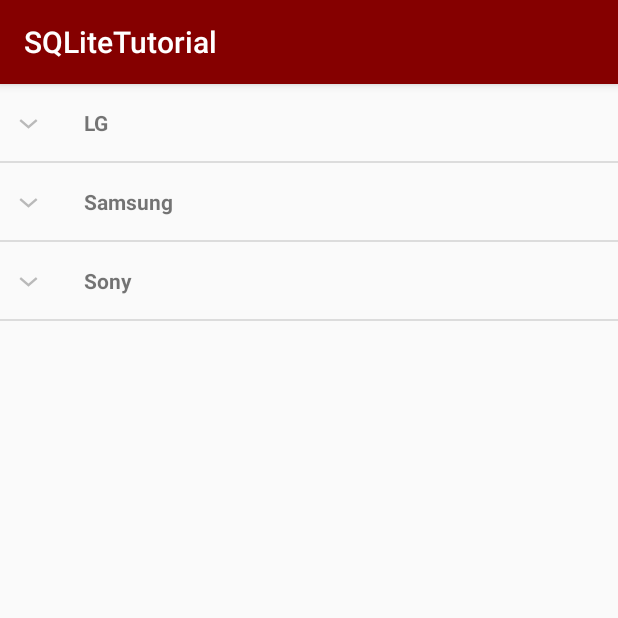
After one commit to daidv2/android-sqlite-example1, an Android app: the ExpandableListViewActivity screen opened directly, with no data from a screen before it, on a phone screen of 412 x 824 dp, the top half of it. The commit adds this screen. Run offline under Robolectric (Android 15) with nearby library versions, the phone set to English and light mode, and no system bars.

Commit message:
project: ExpandableListView

```diff
--- a/app/build.gradle
+++ b/app/build.gradle
@@ -26,4 +26,5 @@ dependencies {
     androidTestImplementation 'com.android.support.test:runner:1.0.2'
     androidTestImplementation 'com.android.support.test.espresso:espresso-core:3.0.2'
     implementation 'com.android.support:design:28.0.0'
+    compile 'com.google.code.gson:gson:2.4'
 }
--- a/app/src/main/java/net/xuanthulab/sqlitetutorial/ActionBar.java
+++ b/app/src/main/java/net/xuanthulab/sqlitetutorial/activities/ActionBar.java
@@ -1,4 +1,4 @@
-package net.xuanthulab.sqlitetutorial;
+package net.xuanthulab.sqlitetutorial.activities;
 
 import android.content.res.Configuration;
 import android.os.Bundle;
@@ -8,6 +8,8 @@ import android.support.v7.app.AppCompatActivity;
 import android.view.Menu;
 import android.view.MenuItem;
 import android.widget.Toast;
+
+import net.xuanthulab.sqlitetutorial.R;
 
 public class ActionBar extends AppCompatActivity {
     private DrawerLayout drawerLayout;
--- a/app/src/main/java/net/xuanthulab/sqlitetutorial/EditProduct.java
+++ b/app/src/main/java/net/xuanthulab/sqlitetutorial/activities/EditProduct.java
@@ -1,4 +1,4 @@
-package net.xuanthulab.sqlitetutorial;
+package net.xuanthulab.sqlitetutorial.activities;
 
 import android.content.Context;
 import android.content.Intent;
@@ -9,6 +9,8 @@ import android.support.v7.app.AppCompatActivity;
 import android.view.View;
 import android.widget.Button;
 import android.widget.EditText;
+
+import net.xuanthulab.sqlitetutorial.R;
 
 public class EditProduct extends AppCompatActivity {
     boolean isupdate;
--- /dev/null
+++ b/app/src/main/java/net/xuanthulab/sqlitetutorial/activities/ExpandableListViewActivity.java
@@ -0,0 +1,61 @@
+package net.xuanthulab.sqlitetutorial.activities;
+
+import android.os.AsyncTask;
+import android.support.v7.app.AppCompatActivity;
+import android.os.Bundle;
+import android.widget.ExpandableListView;
+
+import com.google.gson.Gson;
+
+import net.xuanthulab.sqlitetutorial.R;
+import net.xuanthulab.sqlitetutorial.adapters.PhoneListAdapter;
+import net.xuanthulab.sqlitetutorial.models.MainContentModel;
+
+import java.io.BufferedReader;
+import java.io.IOException;
+import java.io.InputStream;
+import java.io.InputStreamReader;
+
+public class ExpandableListViewActivity extends AppCompatActivity {
+    private ExpandableListView lvPhones;
+
+    @Override
+    protected void onCreate(Bundle savedInstanceState) {
+        super.onCreate(savedInstanceState);
+        setContentView(R.layout.activity_expandable_list_view);
+
+        lvPhones = (ExpandableListView) findViewById(R.id.phone_list);
+
+        new LoadContentAsync().execute();
+    }
+
+    class LoadContentAsync extends AsyncTask<Void, Void, MainContentModel> {
+
+        @Override
+        protected MainContentModel doInBackground(Void... voids) {
+            Gson gson = new Gson();
+            MainContentModel mainContentModel = null;
+
+            try {
+                InputStream is = getAssets().open("phones.json");
+                BufferedReader reader = new BufferedReader(new InputStreamReader(is));
+
+                synchronized (this) {
+                    mainContentModel = gson.fromJson(reader, MainContentModel.class);
+                }
+            } catch (IOException e) {
+                e.printStackTrace();
+            }
+
+            return mainContentModel;
+        }
+
+        @Override
+        protected void onPostExecute(MainContentModel mainContentModel) {
+            super.onPostExecute(mainContentModel);
+
+            PhoneListAdapter phoneListAdapter = new PhoneListAdapter(ExpandableListViewActivity.this, mainContentModel.getCompanies());
+            lvPhones.setAdapter(phoneListAdapter);
+        }
+    }
+}
--- a/app/src/main/java/net/xuanthulab/sqlitetutorial/MainActivity.java
+++ b/app/src/main/java/net/xuanthulab/sqlitetutorial/activities/MainActivity.java
@@ -1,4 +1,4 @@
-package net.xuanthulab.sqlitetutorial;
+package net.xuanthulab.sqlitetutorial.activities;
 
 import android.content.Context;
 import android.content.Intent;
@@ -6,7 +6,6 @@ import android.database.Cursor;
 import android.database.sqlite.SQLiteDatabase;
 import android.os.Bundle;
 import android.support.v7.app.AppCompatActivity;
-import android.util.Log;
 import android.view.View;
 import android.view.ViewGroup;
 import android.widget.AdapterView;
@@ -14,6 +13,8 @@ import android.widget.BaseAdapter;
 import android.widget.ListView;
 import android.widget.TextView;
 import android.widget.Toast;
+
+import net.xuanthulab.sqlitetutorial.R;
 
 import java.util.ArrayList;
 
--- a/app/src/main/java/net/xuanthulab/sqlitetutorial/SplashScreenActivity.java
+++ b/app/src/main/java/net/xuanthulab/sqlitetutorial/activities/SplashScreenActivity.java
@@ -1,4 +1,4 @@
-package net.xuanthulab.sqlitetutorial;
+package net.xuanthulab.sqlitetutorial.activities;
 
 import android.content.Intent;
 import android.support.v7.app.AppCompatActivity;
@@ -10,7 +10,7 @@ public class SplashScreenActivity extends AppCompatActivity {
     protected void onCreate(Bundle savedInstanceState) {
         super.onCreate(savedInstanceState);
 
-        Intent intent = new Intent(this, ActionBar.class);
+        Intent intent = new Intent(this, ExpandableListViewActivity.class);
         startActivity(intent);
         finish();
     }
--- /dev/null
+++ b/app/src/main/java/net/xuanthulab/sqlitetutorial/adapters/PhoneListAdapter.java
@@ -0,0 +1,95 @@
+package net.xuanthulab.sqlitetutorial.adapters;
+
+import android.content.Context;
+import android.view.LayoutInflater;
+import android.view.View;
+import android.view.ViewGroup;
+import android.widget.BaseExpandableListAdapter;
+import android.widget.TextView;
+
+import net.xuanthulab.sqlitetutorial.R;
+import net.xuanthulab.sqlitetutorial.models.CompanyModel;
+import net.xuanthulab.sqlitetutorial.models.DeviceModel;
+
+import java.util.List;
+
+public class PhoneListAdapter extends BaseExpandableListAdapter {
+
+    private Context context;
+    private List<CompanyModel> companyModels;
+
+    public PhoneListAdapter(Context context, List<CompanyModel> companyModels) {
+        this.context = context;
+        this.companyModels = companyModels;
+    }
+
+    @Override
+    public int getGroupCount() {
+        return companyModels.size();
+    }
+
+    @Override
+    public int getChildrenCount(int groupPosition) {
+        return companyModels.get(groupPosition).getDevices().size();
+    }
+
+    @Override
+    public Object getGroup(int groupPosition) {
+        return companyModels.get(groupPosition);
+    }
+
+    @Override
+    public Object getChild(int groupPosition, int childPosition) {
+        return companyModels.get(groupPosition).getDevices().get(childPosition);
+    }
+
+    @Override
+    public long getGroupId(int groupPosition) {
+        return groupPosition;
+    }
+
+    @Override
+    public long getChildId(int groupPosition, int childPosition) {
+        return childPosition;
+    }
+
+    @Override
+    public boolean hasStableIds() {
+        return false;
+    }
+
+    @Override
+    public View getGroupView(int groupPosition, boolean b, View convertView, ViewGroup viewGroup) {
+        String companyName = ((CompanyModel) getGroup(groupPosition)).getName();
+
+        if (convertView == null) {
+            LayoutInflater infalInflater = (LayoutInflater) context.getSystemService(Context.LAYOUT_INFLATER_SERVICE);
+            convertView = infalInflater.inflate(R.layout.item_company_list, null);
+        }
+
+        TextView tvName = (TextView) convertView.findViewById(R.id.company_name);
+        tvName.setText(companyName);
+
+        return convertView;
+    }
+
+    @Override
+    public View getChildView(int groupPosition, int childPosition, boolean b, View convertView, ViewGroup viewGroup) {
+        final String deviceName = ((DeviceModel) getChild(groupPosition, childPosition)).getName();
+
+        if (convertView == null) {
+            LayoutInflater infalInflater = (LayoutInflater) context.getSystemService(Context.LAYOUT_INFLATER_SERVICE);
+            convertView = infalInflater.inflate(R.layout.item_device_list, null);
+        }
+
+        TextView tvName = (TextView) convertView.findViewById(R.id.device_name);
+        tvName.setText(deviceName);
+
+        return convertView;
+    }
+
+    @Override
+    public boolean isChildSelectable(int groupPosition, int childPosition) {
+        return false;
+    }
+}
--- /dev/null
+++ b/app/src/main/java/net/xuanthulab/sqlitetutorial/models/CompanyModel.java
@@ -0,0 +1,24 @@
+package net.xuanthulab.sqlitetutorial.models;
+
+import java.util.List;
+
+public class CompanyModel {
+    private String name;
+    private List<DeviceModel> devices;
+
+    public String getName() {
+        return name;
+    }
+
+    public void setName(String name) {
+        this.name = name;
+    }
+
+    public List<DeviceModel> getDevices() {
+        return devices;
+    }
+
+    public void setDevices(List<DeviceModel> devices) {
+        this.devices = devices;
+    }
+}
--- /dev/null
+++ b/app/src/main/java/net/xuanthulab/sqlitetutorial/models/DeviceModel.java
@@ -0,0 +1,13 @@
+package net.xuanthulab.sqlitetutorial.models;
+
+public class DeviceModel {
+    private String name;
+
+    public String getName() {
+        return name;
+    }
+
+    public void setName(String name) {
+        this.name = name;
+    }
+}
--- /dev/null
+++ b/app/src/main/java/net/xuanthulab/sqlitetutorial/models/MainContentModel.java
@@ -0,0 +1,15 @@
+package net.xuanthulab.sqlitetutorial.models;
+
+import java.util.List;
+
+public class MainContentModel {
+    private List<CompanyModel> companies;
+
+    public List<CompanyModel> getCompanies() {
+        return companies;
+    }
+
+    public void setCompanies(List<CompanyModel> companies) {
+        this.companies = companies;
+    }
+}
--- a/app/src/main/res/drawable/bg_splashscreen.xml
+++ b/app/src/main/res/drawable/bg_splashscreen.xml
@@ -3,8 +3,9 @@
     <item
         android:drawable="@color/gray"/>
 
-    <item
-        android:drawable="@drawable/ic_launcher"
-        android:gravity="center">
+    <item>
+        <bitmap
+            android:gravity="center"
+            android:src="@mipmap/ic_launcher" />
     </item>
 </layer-list>
--- a/app/src/main/res/layout/activity_action_bar.xml
+++ b/app/src/main/res/layout/activity_action_bar.xml
@@ -11,7 +11,7 @@
         xmlns:tools="http://schemas.android.com/tools"
         android:layout_width="match_parent"
         android:layout_height="match_parent"
-        tools:context=".ActionBar">
+        tools:context=".activities.ActionBar">
 
         <TextView
             android:id="@+id/activity_main_tv_empty"
--- /dev/null
+++ b/app/src/main/res/layout/activity_expandable_list_view.xml
@@ -0,0 +1,12 @@
+<?xml version="1.0" encoding="utf-8"?>
+<RelativeLayout xmlns:android="http://schemas.android.com/apk/res/android"
+    xmlns:tools="http://schemas.android.com/tools"
+    android:id="@+id/activity_main"
+    android:layout_width="match_parent"
+    android:layout_height="match_parent">
+
+    <ExpandableListView
+        android:id="@+id/phone_list"
+        android:layout_width="match_parent"
+        android:layout_height="match_parent"/>
+</RelativeLayout>
--- /dev/null
+++ b/app/src/main/res/layout/item_company_list.xml
@@ -0,0 +1,16 @@
+<?xml version="1.0" encoding="utf-8"?>
+<LinearLayout xmlns:android="http://schemas.android.com/apk/res/android"
+    android:layout_width="match_parent"
+    android:layout_height="match_parent"
+    android:orientation="vertical">
+
+    <TextView
+        android:id="@+id/company_name"
+        android:layout_width="match_parent"
+        android:layout_height="wrap_content"
+        android:layout_gravity="center_vertical"
+        android:paddingLeft="?android:attr/expandableListPreferredItemPaddingLeft"
+        android:textStyle="bold"
+        android:layout_margin="16dp"/>
+
+</LinearLayout>
```
Also changed, not shown: app/src/main/AndroidManifest.xml (+4 -3 lines), app/src/main/assets/phones.json (added, +79 -0 lines), app/src/main/res/layout/item_device_list.xml (added, +14 -0 lines).
